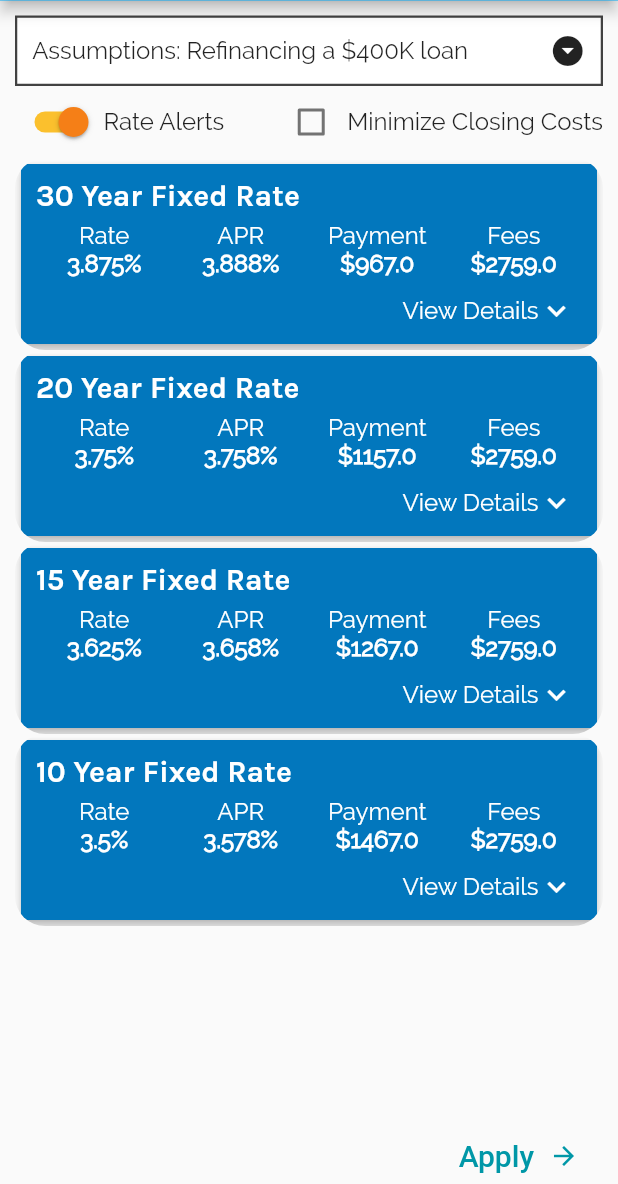
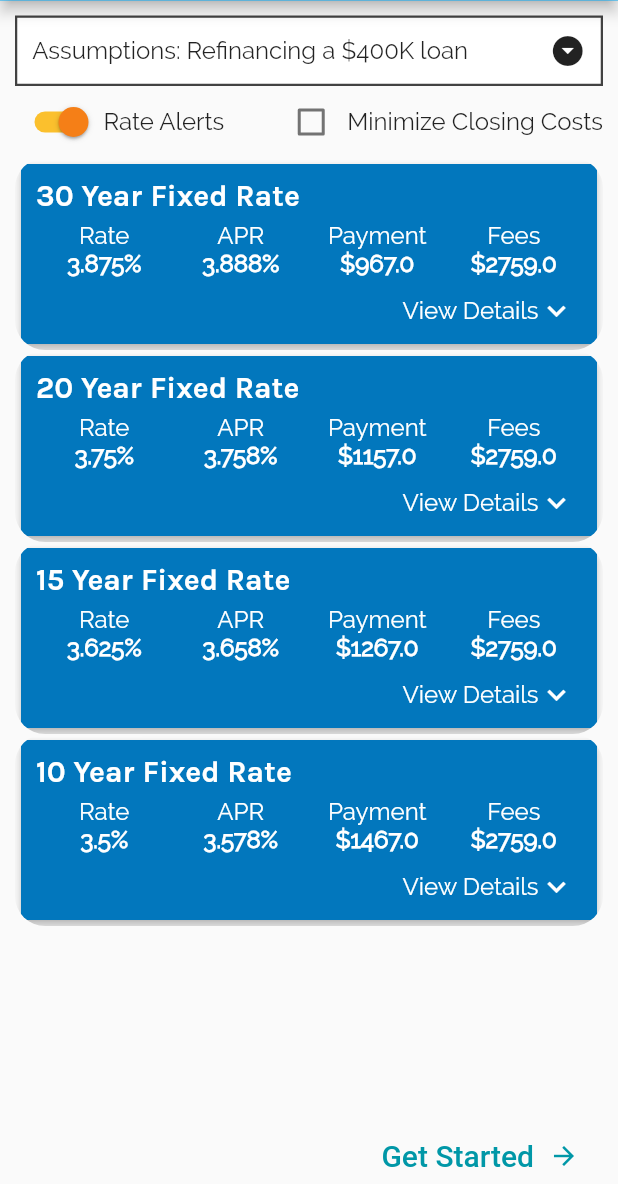
Before and after one commit to jvtran99/finalmile, a Flutter app: the screen it shows after launch, on a phone screen of 412 x 824 dp, the part 52-1236 px from its top. Run offline on Flutter 3.47's test engine with Material 2 defaults, Android fonts, the phone set to English and light mode, and no system bars; our stand-ins replace carousel_slider.

Commit message:
Travis updates, auh, initial value, remove back button, get started text

```diff
--- a/lib/screens/personal_info_screen.dart
+++ b/lib/screens/personal_info_screen.dart
@@ -2,7 +2,6 @@
 
 import './rates_screen.dart';
 import '../widgets/checkbox.dart';
-import '../widgets/custombutton.dart';
 import './loan_purpose_screen.dart';
 import '../widgets/menu.dart';
 import '../widgets/appbar.dart';
@@ -110,70 +109,52 @@
                       ),
                     ),
                     Row(
-                      mainAxisAlignment: MainAxisAlignment.center,
+                      mainAxisAlignment: MainAxisAlignment.start,
+                      crossAxisAlignment: CrossAxisAlignment.start,
                       children: <Widget>[
                         CheckBoxWidget(),
                         Expanded(
                           child: Text(
-                              "I authorize Certainty to verifty my credit."),
+                            "I agree that my data can be used for the purposes noted below ",
+                            style: TextStyle(fontSize: 16),
+                          ),
                         ),
                       ],
                     ),
-                    // Spacer(flex: 1),
-                    // Container(
-                    //   // margin: EdgeInsets.all(30),
-                    //   width: double.infinity,
-                    //   child: Align(
-                    //     alignment: FractionalOffset.bottomCenter,
-                    //     child: Row(
-                    //       mainAxisAlignment: MainAxisAlignment.spaceEvenly,
-                    //       children: <Widget>[
-                    //         GestureDetector(
-                    //           onTap: () {
-                    //             clickBack(context);
-                    //             print('Back button hit');
-                    //           },
-                    //           child: buildCustomButton1(context, 'Back'),
-                    //         ),
-                    //         Spacer(),
-                    //         GestureDetector(
-                    //           onTap: () => clickNext(context),
-                    //           child: buildCustomButton1(context, 'Next'),
-                    //         ),
-                    //       ],
-                    //     ),
-                    //   ),
-                    // ),
+                    Text(
+                      "By checking the box, you agree that we can share your personal data with third parties such as mortgage providers, service partners and other affiliates, so these parties can use your data to improve your experience.  You agree that our trusted partners have permission to share your identity, credit, income, employment, and asset information with Early Mortgage.  You authorize Early Mortgage to redirect you to our partners' secure website if necessary.  Your information is subject to the Terms of Use and Privacy Policy of Certainty.",
+                      style: TextStyle(fontSize: 12),
+                    ),
                     Expanded(
                       child: Align(
                         alignment: FractionalOffset.bottomRight,
                         child: Row(
                           children: <Widget>[
-                            FlatButton(
-                              onPressed: () {
-                                clickBack(context);
-                                print(Text('Next button hit'));
-                              },
-                              child: Row(
-                                mainAxisAlignment: MainAxisAlignment.center,
-                                mainAxisSize: MainAxisSize.min,
-                                children: <Widget>[
-                                  Icon(
-                                    Icons.arrow_back,
-                                    color: Colors.cyan[700],
-                                    size: 20.0,
-                                  ),
-                                  SizedBox(width: 10.0),
-                                  Text(
-                                    'Back',
-                                    style: TextStyle(
-                                      color: Colors.cyan[700],
-                                      fontSize: 20.0,
-                                    ),
-                                  ),
-                                ],
-                              ),
-                            ),
+                            // FlatButton(
+                            //   onPressed: () {
+                            //     clickBack(context);
+                            //     print(Text('Next button hit'));
+                            //   },
+                            //   child: Row(
+                            //     mainAxisAlignment: MainAxisAlignment.center,
+                            //     mainAxisSize: MainAxisSize.min,
+                            //     children: <Widget>[
+                            //       Icon(
+                            //         Icons.arrow_back,
+                            //         color: Colors.cyan[700],
+                            //         size: 20.0,
+                            //       ),
+                            //       SizedBox(width: 10.0),
+                            //       Text(
+                            //         'Back',
+                            //         style: TextStyle(
+                            //           color: Colors.cyan[700],
+                            //           fontSize: 20.0,
+                            //         ),
+                            //       ),
+                            //     ],
+                            //   ),
+                            // ),
                             Spacer(),
                             FlatButton(
                               onPressed: () {
--- a/lib/screens/rates_screen.dart
+++ b/lib/screens/rates_screen.dart
@@ -244,7 +244,7 @@
                                     mainAxisSize: MainAxisSize.min,
                                     children: <Widget>[
                                       Text(
-                                        'Apply',
+                                        'Get Started',
                                         style: TextStyle(
                                           color: Colors.cyan[700],
                                           fontSize: 20.0,
--- a/lib/widgets/assumptions.dart
+++ b/lib/widgets/assumptions.dart
@@ -9,7 +9,6 @@
   bool open = false;
 
   var _creditRangeItems = [
-    'Credit Score Range',
     '>= 740',
     '720-739',
     '700-719',
@@ -19,24 +18,22 @@
     '620-639',
     '< 620',
   ];
-  var _currentCreditRangeItemSelected = 'Credit Score Range';
+  var _currentCreditRangeItemSelected = '>= 740';
 
   var _propertyItems = [
-    'Select Property Type',
     'Single Family',
     'Condo or townhome',
     '2-4 unit',
   ];
-  var _currentPropertyTypeSelected = 'Select Property Type';
+  var _currentPropertyTypeSelected = 'Single Family';
 
   var _occupancyItems = [
-    'Select Occupancy',
     'Owner Occupied',
     'Second Home',
     'Investment Property',
   ];
 
-  var _currentOccupancySelected = 'Select Occupancy';
+  var _currentOccupancySelected = 'Owner Occupied';
 
   Widget _buildAssumptionHeader(ThemeData theme) {
     return Container(
@@ -51,7 +48,6 @@
     );
   }
 
-
   Widget _buildAssumptionEdit(ThemeData theme) {
     return Column(
       mainAxisSize: MainAxisSize.min,
@@ -64,31 +60,40 @@
               Container(
                 height: 40,
                 margin: EdgeInsets.symmetric(vertical: 5),
-                child: TextField(
-                  // autofocus: true,
-                  decoration: InputDecoration(
+                child: TextFormField(
+                  decoration: (InputDecoration(
                     border: OutlineInputBorder(),
                     labelText: 'Zip code',
+                  )),
+                  initialValue: "78723",
                 ),
+              ),
+              Stack(
+                children: <Widget>[
+                  Container(
+                    height: 40,
+                    margin: EdgeInsets.symmetric(vertical: 5),
+                    child: TextFormField(
+                      decoration: (InputDecoration(
+                        border: OutlineInputBorder(),
+                        labelText: 'Credit Score',
+                      )),
+                      initialValue: " ",
                     ),
                   ),
                   Container(
                     width: double.infinity,
                     padding: EdgeInsets.symmetric(horizontal: 10),
-                decoration: BoxDecoration(
-                  border: Border.all(
-                    width: 1,
-                    color: Colors.black54,
-                  ),
-                  borderRadius: BorderRadius.circular(5.0),
-                ),
                     height: 40,
                     margin: EdgeInsets.symmetric(vertical: 5),
                     child: DropdownButtonFormField<String>(
-                  style: TextStyle(color: Colors.black54, fontSize: 16,),
+                      style: TextStyle(
+                        color: Colors.black,
+                        fontSize: 16,
+                      ),
                       decoration: InputDecoration.collapsed(
                         hintText: 'Credit Score Range',
-                    // hasFloatingPlaceholder: true,
+                        floatingLabelBehavior: FloatingLabelBehavior.always,
                       ),
                       isExpanded: true,
                       items: _creditRangeItems.map((String dropDownStringItem) {
@@ -103,23 +108,34 @@
                       value: _currentCreditRangeItemSelected,
                     ),
                   ),
+                ],
+              ),
+              Stack(
+                children: <Widget>[
+                  Container(
+                    height: 40,
+                    margin: EdgeInsets.symmetric(vertical: 5),
+                    child: TextFormField(
+                      decoration: (InputDecoration(
+                        border: OutlineInputBorder(),
+                        labelText: 'Property Type',
+                      )),
+                      initialValue: " ",
+                    ),
+                  ),
                   Container(
                     width: double.infinity,
                     padding: EdgeInsets.symmetric(horizontal: 10),
-                decoration: BoxDecoration(
-                  border: Border.all(
-                    width: 1,
-                    color: Colors.black54,
-                  ),
-                  borderRadius: BorderRadius.circular(5.0),
-                ),
                     height: 40,
                     margin: EdgeInsets.symmetric(vertical: 5),
                     child: DropdownButtonFormField<String>(
-                  style: TextStyle(color: Colors.black54, fontSize: 16, ),
+                      style: TextStyle(
+                        color: Colors.black,
+                        fontSize: 16,
+                      ),
                       decoration: InputDecoration.collapsed(
-                    hintText: 'Property Type',
-                    // hasFloatingPlaceholder: true,
+                        hintText: 'NonUsage-Delete',
+                        floatingLabelBehavior: FloatingLabelBehavior.always,
                       ),
                       isExpanded: true,
                       items: _propertyItems.map((String dropDownStringItem) {
@@ -134,23 +150,34 @@
                       value: _currentPropertyTypeSelected,
                     ),
                   ),
+                ],
+              ),
+              Stack(
+                children: <Widget>[
+                  Container(
+                    height: 40,
+                    margin: EdgeInsets.symmetric(vertical: 5),
+                    child: TextFormField(
+                      decoration: (InputDecoration(
+                        border: OutlineInputBorder(),
+                        labelText: 'Occupancy',
+                      )),
+                      initialValue: " ",
+                    ),
+                  ),
                   Container(
                     width: double.infinity,
                     padding: EdgeInsets.symmetric(horizontal: 10),
-                decoration: BoxDecoration(
-                  border: Border.all(
-                    width: 1,
-                    color: Colors.black54,
-                  ),
-                  borderRadius: BorderRadius.circular(5.0),
-                ),
                     height: 40,
                     margin: EdgeInsets.symmetric(vertical: 5),
                     child: DropdownButtonFormField<String>(
-                  style: TextStyle(color: Colors.black54, fontSize: 16,),
+                      style: TextStyle(
+                        color: Colors.black,
+                        fontSize: 16,
+                      ),
                       decoration: InputDecoration.collapsed(
-                    hintText: 'Occupancy',
-                    // hasFloatingPlaceholder: true,
+                        hintText: 'NonUsage-Delete',
+                        floatingLabelBehavior: FloatingLabelBehavior.always,
                       ),
                       isExpanded: true,
                       items: _occupancyItems.map((String dropDownStringItem) {
@@ -165,34 +192,28 @@
                       value: _currentOccupancySelected,
                     ),
                   ),
+                ],
+              ),
               Container(
                 height: 40,
                 margin: EdgeInsets.symmetric(vertical: 5),
-                child: TextField(
-                  decoration: InputDecoration(
+                child: TextFormField(
+                  decoration: (InputDecoration(
                     border: OutlineInputBorder(),
                     labelText: 'Estimated Home Value',
-                  ),
+                  )),
+                  initialValue: "\$400,000",
                 ),
               ),
               Container(
                 height: 40,
                 margin: EdgeInsets.symmetric(vertical: 5),
-                child: TextField(
-                  decoration: InputDecoration(
+                child: TextFormField(
+                  decoration: (InputDecoration(
                     border: OutlineInputBorder(),
-                    labelText: 'Outstanding Mortgage(s)',
-                  ),
-                ),
-              ),
-              Container(
-                height: 40,
-                margin: EdgeInsets.symmetric(vertical: 5),
-                child: TextField(
-                  decoration: InputDecoration(
-                    border: OutlineInputBorder(),
-                    labelText: 'Cash Out (Optional)',
-                  ),
+                    labelText: 'Loan Amount',
+                  )),
+                  initialValue: "\$300,000",
                 ),
               ),
               ],
@@ -256,5 +277,4 @@
       this._currentOccupancySelected = newValueSelected;
     });
   }
-
 }
```
Lines whose indentation alone changed are shown as unchanged.
